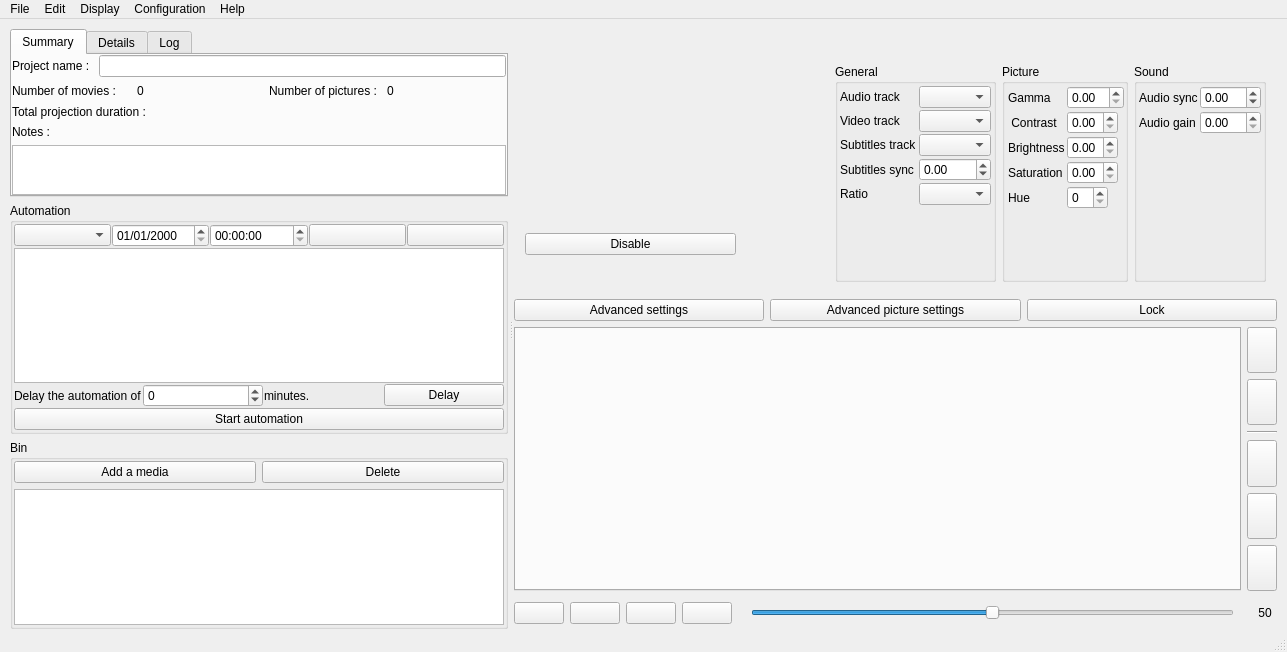
Above: src/mainwindow.ui from cinemaouvert/OPP before the change. Below: the same form after it.
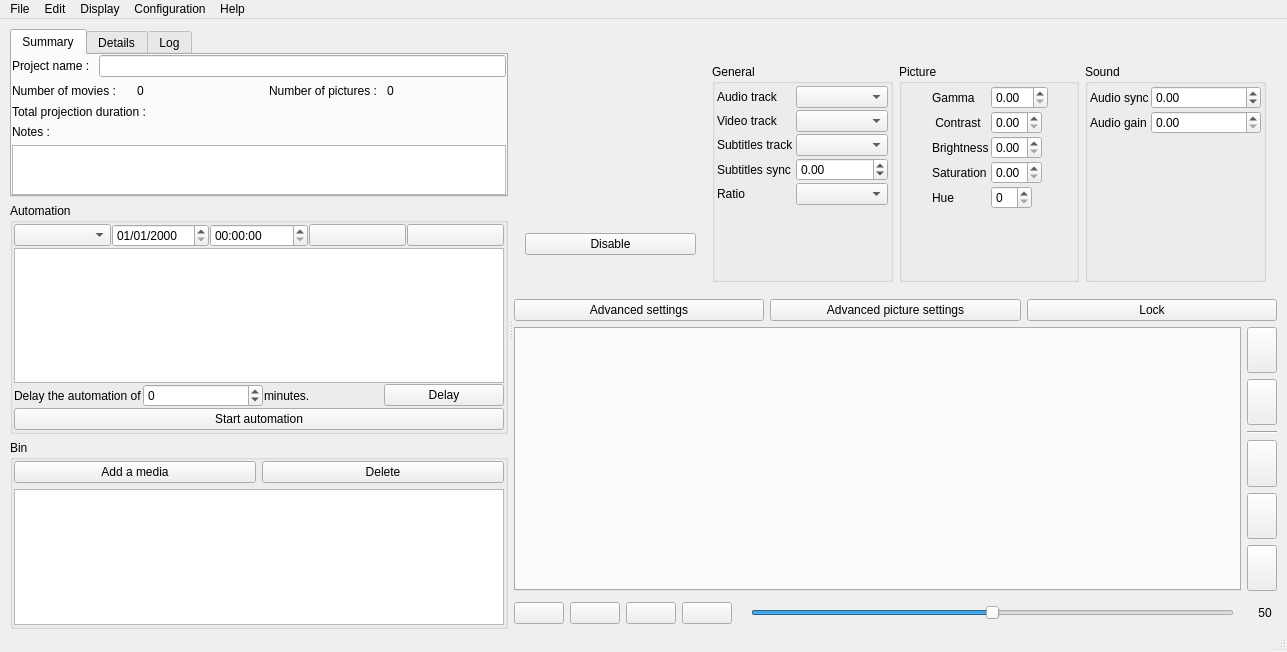
That is the form after the change. Icons and pictures are not drawn. Custom widgets are drawn as their Qt base class.

What changed in the file:
```diff
--- a/src/mainwindow.ui
+++ b/src/mainwindow.ui
@@ -528,7 +528,7 @@
                       <rect>
                        <x>0</x>
                        <y>10</y>
-                       <width>211</width>
+                       <width>171</width>
                        <height>181</height>
                       </rect>
                      </property>
@@ -597,6 +597,12 @@
                     </property>
                     <item>
                      <widget class="QGroupBox" name="groupBox_3">
+                      <property name="sizePolicy">
+                       <sizepolicy hsizetype="Expanding" vsizetype="Expanding">
+                        <horstretch>0</horstretch>
+                        <verstretch>0</verstretch>
+                       </sizepolicy>
+                      </property>
                       <property name="autoFillBackground">
                        <bool>false</bool>
                       </property>
@@ -725,6 +731,12 @@
                     </property>
                     <item>
                      <widget class="QGroupBox" name="groupBox_4">
+                      <property name="sizePolicy">
+                       <sizepolicy hsizetype="Expanding" vsizetype="Expanding">
+                        <horstretch>0</horstretch>
+                        <verstretch>0</verstretch>
+                       </sizepolicy>
+                      </property>
                       <property name="title">
                        <string>Picture</string>
                       </property>
@@ -901,6 +913,12 @@
                     </property>
                     <item>
                      <widget class="QGroupBox" name="groupBox_5">
+                      <property name="sizePolicy">
+                       <sizepolicy hsizetype="Expanding" vsizetype="Expanding">
+                        <horstretch>0</horstretch>
+                        <verstretch>0</verstretch>
+                       </sizepolicy>
+                      </property>
                       <property name="title">
                        <string>Sound</string>
                       </property>
```
Left out of the diff: 178 changed lines with no effect on the pictures.
